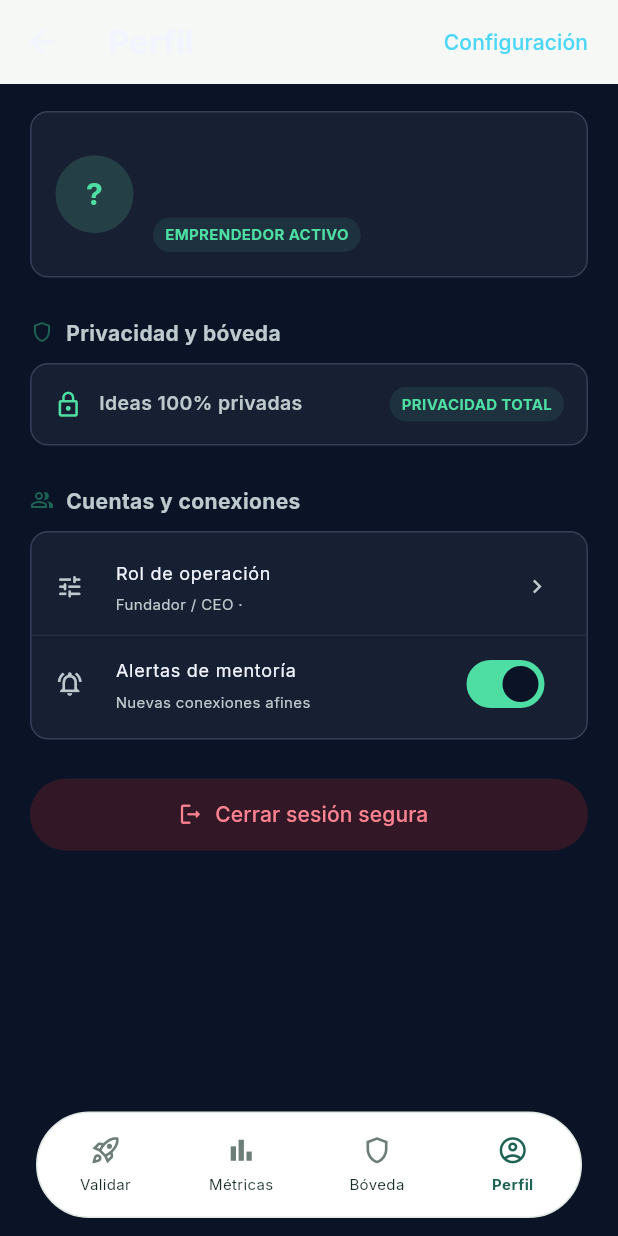
After one commit to Carlos-Cruz477/ProyectoMovil, a Flutter app: the ProfileScreen screen opened directly, on a phone screen of 412 x 824 dp. The commit adds this screen. Run offline on Flutter 3.47's test engine with Material 3 defaults, Android fonts, the light colour scheme and no system bars; our stand-ins replace flutter_secure_storage; accounts and stored records are empty; network calls fail.

Commit message:
Perfil de usuario

```diff
--- /dev/null
+++ b/mobile/green_hat_app/lib/screens/profile_screen.dart
@@ -0,0 +1,359 @@
+import 'package:flutter/material.dart';
+import 'package:provider/provider.dart';
+
+import '../providers/account_provider.dart';
+import '../theme/app_theme.dart';
+import '../widgets/mentor_ui.dart';
+import 'mentors_screen.dart';
+import 'tam_calculator_screen.dart';
+
+class ProfileScreen extends StatefulWidget {
+  const ProfileScreen({super.key});
+
+  @override
+  State<ProfileScreen> createState() => _ProfileScreenState();
+}
+
+class _ProfileScreenState extends State<ProfileScreen> {
+  bool _mentorAlertsEnabled = true;
+
+  @override
+  Widget build(BuildContext context) => Theme(
+        data: AppTheme.dark,
+        child: Scaffold(
+          appBar: AppBar(
+            backgroundColor: Theme.of(context).appBarTheme.backgroundColor,
+            surfaceTintColor: Colors.transparent,
+            title: const Text('Perfil',
+                style: TextStyle(fontWeight: FontWeight.w700)),
+            actions: [
+              TextButton(
+                onPressed: _showSettings,
+                child: const Text('Configuración'),
+              ),
+              const SizedBox(width: 8),
+            ],
+          ),
+          bottomNavigationBar: _navigation(),
+          body: SafeArea(
+            child: Consumer<AccountProvider>(
+              builder: (context, provider, _) {
+                final account = provider.account;
+                if (account == null) return const SizedBox.shrink();
+                final initials = account.name.trim().isEmpty
+                    ? '?'
+                    : account.name.trim()[0].toUpperCase();
+
+                return Center(
+                  child: ConstrainedBox(
+                    constraints: const BoxConstraints(maxWidth: 560),
+                    child: ListView(
+                      padding: const EdgeInsets.fromLTRB(20, 18, 20, 28),
+                      children: [
+                        MentorSurface(
+                          padding: const EdgeInsets.all(16),
+                          child: Row(children: [
+                            CircleAvatar(
+                              radius: 26,
+                              backgroundColor: const Color(0xFF253F46),
+                              child: Text(initials,
+                                  style: TextStyle(
+                                      color: Theme.of(context)
+                                          .colorScheme
+                                          .secondary,
+                                      fontSize: 20,
+                                      fontWeight: FontWeight.w700)),
+                            ),
+                            const SizedBox(width: 13),
+                            Expanded(
+                              child: Column(
+                                crossAxisAlignment: CrossAxisAlignment.start,
+                                children: [
+                                  Text(account.name,
+                                      maxLines: 1,
+                                      overflow: TextOverflow.ellipsis,
+                                      style: const TextStyle(
+                                          fontFamily: 'PlusJakartaSans',
+                                          fontSize: 17,
+                                          fontWeight: FontWeight.w700)),
+                                  const SizedBox(height: 3),
+                                  Text(account.email,
+                                      maxLines: 1,
+                                      overflow: TextOverflow.ellipsis,
+                                      style: TextStyle(
+                                          color: Theme.of(context)
+                                              .colorScheme
+                                              .onSurfaceVariant,
+                                          fontSize: 11)),
+                                  const SizedBox(height: 8),
+                                  const MentorBadge('EMPRENDEDOR ACTIVO'),
+                                ],
+                              ),
+                            ),
+                          ]),
+                        ),
+                        const SizedBox(height: 26),
+                        _sectionTitle(
+                            'Privacidad y bóveda', Icons.shield_outlined),
+                        const SizedBox(height: 10),
+                        MentorSurface(
+                          padding: EdgeInsets.all(15),
+                          child: Row(children: [
+                            Icon(Icons.lock_outline,
+                                color: Theme.of(context).colorScheme.secondary,
+                                size: 19),
+                            SizedBox(width: 11),
+                            Expanded(
+                              child: Text('Ideas 100% privadas',
+                                  style: TextStyle(
+                                      fontSize: 13,
+                                      fontWeight: FontWeight.w600)),
+                            ),
+                            MentorBadge('PRIVACIDAD TOTAL'),
+                          ]),
+                        ),
+                        const SizedBox(height: 26),
+                        _sectionTitle(
+                            'Cuentas y conexiones', Icons.people_alt_outlined),
+                        const SizedBox(height: 10),
+                        MentorSurface(
+                          padding: const EdgeInsets.symmetric(vertical: 4),
+                          child: Column(children: [
+                            _InfoRow(
+                              icon: Icons.tune_rounded,
+                              title: 'Rol de operación',
+                              value:
+                                  'Fundador / CEO · ${account.businessSector}',
+                            ),
+                            Divider(
+                                height: 1,
+                                color: Colors.white.withValues(alpha: .06)),
+                            _AlertRow(
+                              enabled: _mentorAlertsEnabled,
+                              onChanged: (value) =>
+                                  setState(() => _mentorAlertsEnabled = value),
+                            ),
+                          ]),
+                        ),
+                        const SizedBox(height: 26),
+                        SizedBox(
+                          height: 48,
+                          child: OutlinedButton.icon(
+                            onPressed: provider.isBusy ? null : _logOut,
+                            style: OutlinedButton.styleFrom(
+                              foregroundColor: const Color(0xFFFF8290),
+                              backgroundColor: const Color(0xFF321827),
+                              side: BorderSide.none,
+                              shape: RoundedRectangleBorder(
+                                  borderRadius: BorderRadius.circular(28)),
+                            ),
+                            icon: provider.isBusy
+                                ? const SizedBox(
+                                    width: 17,
+                                    height: 17,
+                                    child: CircularProgressIndicator(
+                                        strokeWidth: 2))
+                                : const Icon(Icons.logout_rounded, size: 17),
+                            label: const Text('Cerrar sesión segura'),
+                          ),
+                        ),
+                      ],
+                    ),
+                  ),
+                );
+              },
+            ),
+          ),
+        ),
+      );
+
+  Widget _sectionTitle(String title, IconData icon) => Row(children: [
+        Icon(icon, color: Theme.of(context).colorScheme.primary, size: 16),
+        const SizedBox(width: 8),
+        Text(title,
+            style: const TextStyle(fontSize: 14, fontWeight: FontWeight.w700)),
+      ]);
+
+  Widget _navigation() => SafeArea(
+        child: Center(
+          heightFactor: 1,
+          child: ConstrainedBox(
+            constraints: const BoxConstraints(maxWidth: 420),
+            child: Container(
+              margin: const EdgeInsets.fromLTRB(24, 8, 24, 12),
+              padding: const EdgeInsets.symmetric(vertical: 6),
+              decoration: BoxDecoration(
+                color: Theme.of(context).colorScheme.surface,
+                borderRadius: BorderRadius.circular(40),
+                border: Border.all(
+                    color: Theme.of(context).colorScheme.outlineVariant),
+              ),
+              child: Row(children: [
+                _navItem(Icons.rocket_launch_outlined, 'Validar', () {
+                  Navigator.of(context).push(MaterialPageRoute<void>(
+                      builder: (_) => const TamCalculatorScreen()));
+                }),
+                _navItem(Icons.bar_chart, 'Métricas', _showMetrics),
+                _navItem(Icons.shield_outlined, 'Bóveda', () {
+                  Navigator.of(context).push(MaterialPageRoute<void>(
+                      builder: (_) => const MentorsScreen()));
+                }),
+                _navItem(Icons.account_circle_outlined, 'Perfil', null,
+                    active: true),
+              ]),
+            ),
+          ),
+        ),
+      );
+
+  Widget _navItem(IconData icon, String label, VoidCallback? onTap,
+          {bool active = false}) =>
+      Expanded(
+        child: Semantics(
+          selected: active,
+          button: true,
+          child: InkWell(
+            onTap: onTap,
+            borderRadius: BorderRadius.circular(25),
+            child: Padding(
+              padding: const EdgeInsets.symmetric(vertical: 8),
+              child: Column(mainAxisSize: MainAxisSize.min, children: [
+                Icon(icon,
+                    size: 21,
+                    color: active
+                        ? Theme.of(context).colorScheme.primary
+                        : Theme.of(context).colorScheme.onSurfaceVariant),
+                const SizedBox(height: 5),
+                Text(label,
+                    style: TextStyle(
+                        fontSize: 10,
+                        color: active
+                            ? Theme.of(context).colorScheme.primary
+                            : Theme.of(context).colorScheme.onSurface,
+                        fontWeight:
+                            active ? FontWeight.w700 : FontWeight.w400)),
+              ]),
+            ),
+          ),
+        ),
+      );
+
+  void _showMetrics() => showModalBottomSheet<void>(
+        context: context,
+        backgroundColor: Theme.of(context).colorScheme.surface,
+        showDragHandle: true,
+        builder: (_) => SafeArea(
+          child: Padding(
+            padding: const EdgeInsets.all(24),
+            child: Text(
+              'Genera tu reporte de mercado para consultar tus métricas.',
+              style: TextStyle(
+                  color: Theme.of(context).colorScheme.onSurface, height: 1.5),
+            ),
+          ),
+        ),
+      );
+
+  void _showSettings() => showModalBottomSheet<void>(
+        context: context,
+        backgroundColor: Theme.of(context).colorScheme.surface,
+        showDragHandle: true,
+        builder: (context) => StatefulBuilder(
+          builder: (context, setSheetState) => SafeArea(
+            child: Padding(
+              padding: const EdgeInsets.fromLTRB(20, 8, 20, 24),
+              child: Column(
+                mainAxisSize: MainAxisSize.min,
+                crossAxisAlignment: CrossAxisAlignment.start,
+                children: [
+                  const Text('Configuración',
+                      style:
+                          TextStyle(fontSize: 20, fontWeight: FontWeight.w700)),
+                  const SizedBox(height: 12),
+                  SwitchListTile.adaptive(
+                    contentPadding: EdgeInsets.zero,
+                    value: _mentorAlertsEnabled,
+                    activeTrackColor: Theme.of(context).colorScheme.secondary,
+                    title: const Text('Alertas de mentoría'),
+                    subtitle: const Text('Nuevas conexiones afines'),
+                    onChanged: (value) {
+                      setState(() => _mentorAlertsEnabled = value);
+                      setSheetState(() {});
+                    },
+                  ),
+                  Divider(color: Theme.of(context).colorScheme.outlineVariant),
+                  ListTile(
+                    contentPadding: EdgeInsets.zero,
+                    leading: Icon(Icons.lock_outline,
+                        color: Theme.of(context).colorScheme.secondary),
+                    title: Text('Ideas 100% privadas'),
+                    subtitle: Text('Solo se comparten con tu autorización.'),
+                  ),
+                ],
+              ),
+            ),
+          ),
+        ),
+      );
+
+  Future<void> _logOut() async {
+    try {
+      await context.read<AccountProvider>().logOut();
+      if (mounted) Navigator.of(context).popUntil((route) => route.isFirst);
+    } catch (_) {
+      if (mounted) {
+        ScaffoldMessenger.of(context).showSnackBar(
+          const SnackBar(content: Text('No se pudo cerrar la sesión.')),
+        );
+      }
+    }
+  }
+}
+
+class _InfoRow extends StatelessWidget {
+  const _InfoRow(
+      {required this.icon, required this.title, required this.value});
+
+  final IconData icon;
+  final String title;
+  final String value;
+
+  @override
+  Widget build(BuildContext context) => ListTile(
+        leading: Icon(icon,
+            color: Theme.of(context).colorScheme.onSurfaceVariant, size: 19),
+        title: Text(title, style: const TextStyle(fontSize: 12)),
+        subtitle: Text(value,
+            style: TextStyle(
+                color: Theme.of(context).colorScheme.onSurfaceVariant,
+                fontSize: 10)),
+        trailing: Icon(Icons.chevron_right,
+            color: Theme.of(context).colorScheme.onSurfaceVariant, size: 18),
+        dense: true,
+      );
+}
+
+class _AlertRow extends StatelessWidget {
+  const _AlertRow({required this.enabled, required this.onChanged});
+
+  final bool enabled;
+  final ValueChanged<bool> onChanged;
+
+  @override
+  Widget build(BuildContext context) => ListTile(
+        leading: Icon(Icons.notifications_active_outlined,
+            color: Theme.of(context).colorScheme.onSurfaceVariant, size: 19),
+        title:
+            const Text('Alertas de mentoría', style: TextStyle(fontSize: 12)),
+        subtitle: Text('Nuevas conexiones afines',
+            style: TextStyle(
+                color: Theme.of(context).colorScheme.onSurfaceVariant,
+                fontSize: 10)),
+        trailing: Switch.adaptive(
+          value: enabled,
+          activeTrackColor: Theme.of(context).colorScheme.secondary,
+          onChanged: onChanged,
+        ),
+        dense: true,
+      );
+}
```
Also changed, not shown: mobile/green_hat_app/lib/screens/home_page.dart (+18 -9 lines), mobile/green_hat_app/lib/screens/mentors_screen.dart (+14 -9 lines), mobile/green_hat_app/lib/widgets/mentor_ui.dart (+5 -3 lines).
